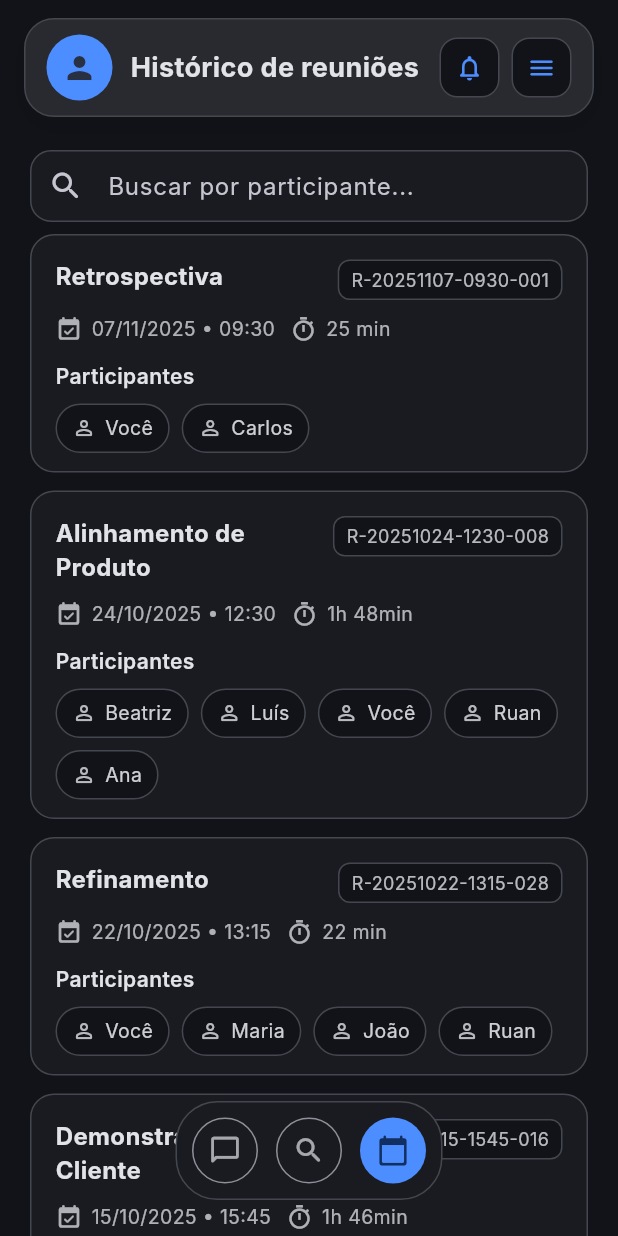
After one commit to otaviocarva7ho/agendai, a Flutter app: the HistoricoReunioesPage screen opened directly, on a phone screen of 412 x 824 dp. The commit adds this screen. Run offline on Flutter 3.47's test engine with Material 3 defaults, Android fonts, the phone set to English and light mode, and no system bars; Roboto replaces fonts that are missing (Inter).

Commit message:
historynew

```diff
--- /dev/null
+++ b/lib/presentation/pages/history.dart
@@ -0,0 +1,542 @@
+import 'package:flutter/material.dart';
+import 'dart:math' as math;
+
+// ----------------------------- PAGE -----------------------------
+
+class HistoricoReunioesPage extends StatefulWidget {
+  const HistoricoReunioesPage({super.key});
+
+  @override
+  State<HistoricoReunioesPage> createState() => _HistoricoReunioesPageState();
+}
+
+class _HistoricoReunioesPageState extends State<HistoricoReunioesPage> {
+  late final List<ReuniaoHistorico> _historicoOriginal;
+  List<ReuniaoHistorico> _historicoFiltrado = [];
+  final TextEditingController _searchController = TextEditingController();
+
+  @override
+  void initState() {
+    super.initState();
+    _historicoOriginal = _geraHistoricoUltimos6Meses();
+    _historicoFiltrado = List.from(_historicoOriginal);
+    _searchController.addListener(_filtrar);
+  }
+
+  void _filtrar() {
+    final query = _searchController.text.trim().toLowerCase();
+    if (query.isEmpty) {
+      setState(() => _historicoFiltrado = List.from(_historicoOriginal));
+    } else {
+      setState(() {
+        _historicoFiltrado = _historicoOriginal.where((r) {
+          return r.participantes.any(
+            (p) => p.toLowerCase().contains(query),
+          );
+        }).toList();
+      });
+    }
+  }
+
+  @override
+  void dispose() {
+    _searchController.dispose();
+    super.dispose();
+  }
+
+  @override
+  Widget build(BuildContext context) {
+    final cs = Theme.of(context).colorScheme;
+
+    return Scaffold(
+      backgroundColor: cs.background,
+      body: SafeArea(
+        bottom: false,
+        child: Center(
+          child: ConstrainedBox(
+            constraints: const BoxConstraints(maxWidth: 420),
+            child: Stack(
+              children: [
+                CustomScrollView(
+                  slivers: [
+                    SliverToBoxAdapter(
+                      child: _Header(
+                        titulo: 'Histórico de reuniões',
+                        onBell: () {},
+                        onMenu: () {},
+                      ),
+                    ),
+                    const SliverPadding(padding: EdgeInsets.only(top: 8)),
+                    SliverToBoxAdapter(
+                      child: Padding(
+                        padding:
+                            const EdgeInsets.symmetric(horizontal: 20, vertical: 8),
+                        child: TextField(
+                          controller: _searchController,
+                          decoration: InputDecoration(
+                            hintText: 'Buscar por participante...',
+                            prefixIcon: const Icon(Icons.search_rounded),
+                            filled: true,
+                            fillColor: cs.surfaceContainerLow,
+                            border: OutlineInputBorder(
+                              borderRadius: BorderRadius.circular(14),
+                              borderSide: BorderSide(color: cs.outlineVariant),
+                            ),
+                            enabledBorder: OutlineInputBorder(
+                              borderRadius: BorderRadius.circular(14),
+                              borderSide: BorderSide(color: cs.outlineVariant),
+                            ),
+                            contentPadding:
+                                const EdgeInsets.symmetric(vertical: 0, horizontal: 8),
+                          ),
+                        ),
+                      ),
+                    ),
+                    SliverPadding(
+                      padding: const EdgeInsets.symmetric(horizontal: 20),
+                      sliver: _historicoFiltrado.isEmpty
+                          ? SliverToBoxAdapter(
+                              child: _VazioCardHistorico(),
+                            )
+                          : SliverList.separated(
+                              itemCount: _historicoFiltrado.length,
+                              separatorBuilder: (_, __) =>
+                                  const SizedBox(height: 12),
+                              itemBuilder: (context, i) {
+                                final r = _historicoFiltrado[i];
+                                return _HistoricoCard(r: r);
+                              },
+                            ),
+                    ),
+                    const SliverPadding(padding: EdgeInsets.only(bottom: 140)),
+                  ],
+                ),
+                const _DockFlutuante(),
+              ],
+            ),
+          ),
+        ),
+      ),
+    );
+  }
+}
+
+// ----------------------------- MODELO + MOCK -----------------------------
+
+class ReuniaoHistorico {
+  final String id;
+  final String titulo;
+  final DateTime inicio;
+  final Duration duracao;
+  final List<String> participantes;
+
+  ReuniaoHistorico({
+    required this.id,
+    required this.titulo,
+    required this.inicio,
+    required this.duracao,
+    required this.participantes,
+  });
+}
+
+List<ReuniaoHistorico> _geraHistoricoUltimos6Meses() {
+  final agora = DateTime.now();
+  final inicioJanela = DateTime(agora.year, agora.month - 6, 1);
+  final rnd = math.Random(12345);
+  final nomesPool = [
+    'Você', 'João', 'Maria', 'Ana', 'Ruan', 'Carlos', 'Beatriz', 'Luís'
+  ];
+  final temas = [
+    'Daily stand-up',
+    'Alinhamento de Produto',
+    'Revisão Sprint',
+    'Refinamento',
+    'Demonstração para Cliente',
+    'Retrospectiva',
+    'Planejamento do Sprint',
+    '1:1 com liderança',
+  ];
+
+  final List<ReuniaoHistorico> list = [];
+  final total = 28 + rnd.nextInt(12);
+
+  for (var i = 0; i < total; i++) {
+    final diasRange = agora.difference(inicioJanela).inDays;
+    final offsetDias = rnd.nextInt(diasRange + 1);
+    final dia = inicioJanela.add(Duration(days: offsetDias));
+    final hora = 9 + rnd.nextInt(8);
+    final minuto = [0, 15, 30, 45][rnd.nextInt(4)];
+    final inicio = DateTime(dia.year, dia.month, dia.day, hora, minuto);
+    if (inicio.isAfter(agora)) continue;
+    final duracao = Duration(minutes: 15 + rnd.nextInt(106));
+    final qtd = 2 + rnd.nextInt(4);
+    final participantes = <String>{};
+    while (participantes.length < qtd) {
+      participantes.add(nomesPool[rnd.nextInt(nomesPool.length)]);
+    }
+    if (!participantes.contains('Você') && rnd.nextBool()) {
+      participantes
+        ..remove(participantes.first)
+        ..add('Você');
+    }
+    final titulo = temas[rnd.nextInt(temas.length)];
+    final id = _geraId(inicio, i);
+    list.add(ReuniaoHistorico(
+      id: id,
+      titulo: titulo,
+      inicio: inicio,
+      duracao: duracao,
+      participantes: participantes.toList(),
+    ));
+  }
+
+  final filtrado = list
+      .where((r) => r.inicio.isAfter(inicioJanela) && r.inicio.isBefore(agora))
+      .toList()
+    ..sort((a, b) => b.inicio.compareTo(a.inicio));
+
+  return filtrado;
+}
+
+String _geraId(DateTime d, int i) {
+  String two(int n) => n.toString().padLeft(2, '0');
+  return 'R-${d.year}${two(d.month)}${two(d.day)}-${two(d.hour)}${two(d.minute)}-${i.toString().padLeft(3, '0')}';
+}
+
+String _formataDataHora(DateTime d) {
+  String two(int n) => n.toString().padLeft(2, '0');
+  return '${two(d.day)}/${two(d.month)}/${d.year} • ${two(d.hour)}:${two(d.minute)}';
+}
+
+String _formataDuracao(Duration dur) {
+  final h = dur.inHours;
+  final m = dur.inMinutes % 60;
+  if (h == 0) return '${m} min';
+  if (m == 0) return '${h}h';
+  return '${h}h ${m}min';
+}
+
+// ----------------------------- UI COMPONENTES -----------------------------
+
+class _HistoricoCard extends StatelessWidget {
+  final ReuniaoHistorico r;
+  const _HistoricoCard({required this.r});
+
+  @override
+  Widget build(BuildContext context) {
+    final cs = Theme.of(context).colorScheme;
+    return Container(
+      decoration: BoxDecoration(
+        color: cs.surfaceContainerLow,
+        borderRadius: BorderRadius.circular(16),
+        border: Border.all(color: cs.outlineVariant),
+      ),
+      padding: const EdgeInsets.fromLTRB(16, 16, 16, 12),
+      child: Column(
+        crossAxisAlignment: CrossAxisAlignment.start,
+        children: [
+          Row(
+            crossAxisAlignment: CrossAxisAlignment.start,
+            children: [
+              Expanded(
+                child: Text(
+                  r.titulo,
+                  style: TextStyle(
+                    fontSize: 16,
+                    fontWeight: FontWeight.w700,
+                    color: cs.onSurface,
+                  ),
+                ),
+              ),
+              const SizedBox(width: 8),
+              Container(
+                padding:
+                    const EdgeInsets.symmetric(horizontal: 8, vertical: 4),
+                decoration: BoxDecoration(
+                  color: cs.surface,
+                  border: Border.all(color: cs.outlineVariant),
+                  borderRadius: BorderRadius.circular(8),
+                ),
+                child: Text(
+                  r.id,
+                  style: TextStyle(
+                    fontSize: 12,
+                    color: cs.onSurface.withOpacity(.8),
+                  ),
+                ),
+              ),
+            ],
+          ),
+          const SizedBox(height: 10),
+          Row(
+            children: [
+              Icon(Icons.event_available_rounded,
+                  size: 18, color: cs.onSurface.withOpacity(.75)),
+              const SizedBox(width: 6),
+              Text(
+                _formataDataHora(r.inicio),
+                style: TextStyle(
+                    color: cs.onSurface.withOpacity(.75), fontSize: 13),
+              ),
+              const SizedBox(width: 10),
+              Icon(Icons.timer_outlined,
+                  size: 18, color: cs.onSurface.withOpacity(.75)),
+              const SizedBox(width: 6),
+              Text(
+                _formataDuracao(r.duracao),
+                style: TextStyle(
+                    color: cs.onSurface.withOpacity(.75), fontSize: 13),
+              ),
+            ],
+          ),
+          const SizedBox(height: 12),
+          Text(
+            'Participantes',
+            style: TextStyle(
+              color: cs.onSurface,
+              fontWeight: FontWeight.w600,
+              fontSize: 14,
+            ),
+          ),
+          const SizedBox(height: 8),
+          Wrap(
+            spacing: 8,
+            runSpacing: 8,
+            children:
+                r.participantes.map((p) => _ChipParticipante(nome: p)).toList(),
+          ),
+        ],
+      ),
+    );
+  }
+}
+
+class _ChipParticipante extends StatelessWidget {
+  final String nome;
+  const _ChipParticipante({required this.nome});
+
+  @override
+  Widget build(BuildContext context) {
+    final cs = Theme.of(context).colorScheme;
+    return Container(
+      padding: const EdgeInsets.symmetric(horizontal: 10, vertical: 6),
+      decoration: BoxDecoration(
+        color: cs.surface,
+        borderRadius: BorderRadius.circular(999),
+        border: Border.all(color: cs.outlineVariant),
+      ),
+      child: Row(
+        mainAxisSize: MainAxisSize.min,
+        children: [
+          Icon(Icons.person_outline_rounded,
+              size: 16, color: cs.onSurface.withOpacity(.8)),
+          const SizedBox(width: 6),
+          Text(
+            nome,
+            style: TextStyle(
+              fontSize: 13,
+              color: cs.onSurface.withOpacity(.9),
+            ),
+          ),
+        ],
+      ),
+    );
+  }
+}
+
+class _VazioCardHistorico extends StatelessWidget {
+  @override
+  Widget build(BuildContext context) {
+    final cs = Theme.of(context).colorScheme;
+    return Container(
+      decoration: BoxDecoration(
+        color: cs.surfaceContainerLow,
+        borderRadius: BorderRadius.circular(16),
+        border: Border.all(color: cs.outlineVariant),
+      ),
+      padding: const EdgeInsets.fromLTRB(16, 16, 16, 16),
+      child: Row(
+        children: [
+          Icon(Icons.history_toggle_off,
+              color: cs.onSurface.withOpacity(.8)),
+          const SizedBox(width: 12),
+          Expanded(
+            child: Text(
+              'Nenhuma reunião encontrada.',
+              style: TextStyle(color: cs.onSurface.withOpacity(.9)),
+            ),
+          ),
+        ],
+      ),
+    );
+  }
+}
+
+// ----------------------------- BARRA SUPERIOR (mesmo estilo) -----------------------------
+
+class _Header extends StatelessWidget {
+  final String titulo;
+  final VoidCallback onBell;
+  final VoidCallback onMenu;
+  const _Header({
+    required this.titulo,
+    required this.onBell,
+    required this.onMenu,
+  });
+
+  @override
+  Widget build(BuildContext context) {
+    final cs = Theme.of(context).colorScheme;
+    return Padding(
+      padding: const EdgeInsets.fromLTRB(16, 12, 16, 6),
+      child: Container(
+        padding: const EdgeInsets.symmetric(horizontal: 14, vertical: 10),
+        decoration: BoxDecoration(
+          color: cs.surfaceContainerHigh,
+          borderRadius: BorderRadius.circular(20),
+          border: Border.all(color: cs.outlineVariant),
+          boxShadow: [
+            BoxShadow(
+              color: Colors.black.withOpacity(0.10),
+              blurRadius: 14,
+              offset: const Offset(0, 6),
+            ),
+          ],
+        ),
+        child: Row(
+          children: [
+            Container(
+              width: 44,
+              height: 44,
+              decoration: BoxDecoration(
+                color: cs.secondary,
+                shape: BoxShape.circle,
+              ),
+              child: Icon(Icons.person, color: cs.onSecondary),
+            ),
+            const SizedBox(width: 12),
+            Expanded(
+              child: Text(
+                titulo,
+                maxLines: 1,
+                overflow: TextOverflow.ellipsis,
+                style: TextStyle(
+                  fontSize: 18,
+                  fontWeight: FontWeight.w700,
+                  color: cs.onSurface,
+                ),
+              ),
+            ),
+            const SizedBox(width: 8),
+            _HeaderIconChip(
+              icon: Icons.notifications_none_rounded,
+              onTap: onBell,
+            ),
+            const SizedBox(width: 8),
+            _HeaderIconChip(
+              icon: Icons.menu_rounded,
+              onTap: onMenu,
+            ),
+          ],
+        ),
+      ),
+    );
+  }
+}
+
+class _HeaderIconChip extends StatelessWidget {
+  final IconData icon;
+  final VoidCallback onTap;
+  const _HeaderIconChip({required this.icon, required this.onTap});
+
+  @override
+  Widget build(BuildContext context) {
+    final cs = Theme.of(context).colorScheme;
+    return Material(
+      color: Colors.transparent,
+      child: InkWell(
+        borderRadius: BorderRadius.circular(12),
+        onTap: onTap,
+        child: Container(
+          width: 40,
+          height: 40,
+          alignment: Alignment.center,
+          decoration: BoxDecoration(
+            color: cs.surface,
+            borderRadius: BorderRadius.circular(12),
+            border: Border.all(color: cs.outlineVariant),
+          ),
+          child: Icon(icon, size: 20, color: cs.primary),
+        ),
+      ),
+    );
+  }
+}
+
+// ----------------------------- DOCK INFERIOR -----------------------------
+
+class _DockFlutuante extends StatelessWidget {
+  const _DockFlutuante();
+
+  @override
+  Widget build(BuildContext context) {
+    final cs = Theme.of(context).colorScheme;
+    return Positioned(
+      left: 0,
+      right: 0,
+      bottom: 24,
+      child: Center(
+        child: Container(
+          padding: const EdgeInsets.symmetric(horizontal: 10, vertical: 10),
+          decoration: BoxDecoration(
+            color: cs.surfaceContainerLow,
+            borderRadius: BorderRadius.circular(28),
+            border: Border.all(color: cs.outlineVariant),
+          ),
+          child: Row(
+            mainAxisSize: MainAxisSize.min,
+            children: const [
+              _MiniButton(icon: Icons.chat_bubble_outline_rounded),
+              SizedBox(width: 12),
+              _MiniButton(icon: Icons.search_rounded),
+              SizedBox(width: 12),
+              _MiniButton(
+                icon: Icons.calendar_today_rounded,
+                filled: true,
+              ),
+            ],
+          ),
+        ),
+      ),
+    );
+  }
+}
+
+class _MiniButton extends StatelessWidget {
+  final IconData icon;
+  final bool filled;
+  const _MiniButton({
+    required this.icon,
+    this.filled = false,
+  });
+
+  @override
+  Widget build(BuildContext context) {
+    final cs = Theme.of(context).colorScheme;
+    return Container(
+      width: 44,
+      height: 44,
+      alignment: Alignment.center,
+      decoration: BoxDecoration(
+        color: filled ? cs.primary : Colors.transparent,
+        borderRadius: BorderRadius.circular(22),
+        border: filled ? null : Border.all(color: cs.outline),
+      ),
+      child: Icon(
+        icon,
+        size: 22,
+        color: filled ? cs.onPrimary : cs.onSurface.withOpacity(.7),
+      ),
+    );
+  }
+}
--- a/lib/presentation/pages/initial.dart
+++ b/lib/presentation/pages/initial.dart
@@ -1,5 +1,6 @@
 import 'package:flutter/material.dart';
 import 'meeting.dart';
+import 'history.dart';
 
 /// Página inicial da Agenda.
 /// Use como `home:` no MaterialApp ou registre em uma rota do seu Router.
@@ -129,16 +130,18 @@ class _InitialPageState extends State<InitialPage>
                           },
                         ),
                         const QuickAction(
-                          icon: Icons.cancel_outlined,
-                          label: 'Cancelar\nreunião',
-                        ),
-                        const QuickAction(
                           icon: Icons.link,
                           label: 'Inserir código\nde reunião',
                         ),
-                        const QuickAction(
+                        QuickAction(
                           icon: Icons.people_outline,
                           label: 'Histórico de\nreuniões',
+                          onTap: () {
+                            Navigator.push(
+                              context,
+                              MaterialPageRoute(builder: (_) => const HistoricoReunioesPage()),
+                              );
+                            },
                         ),
                         const QuickAction(
                           icon: Icons.help_outline,
```
